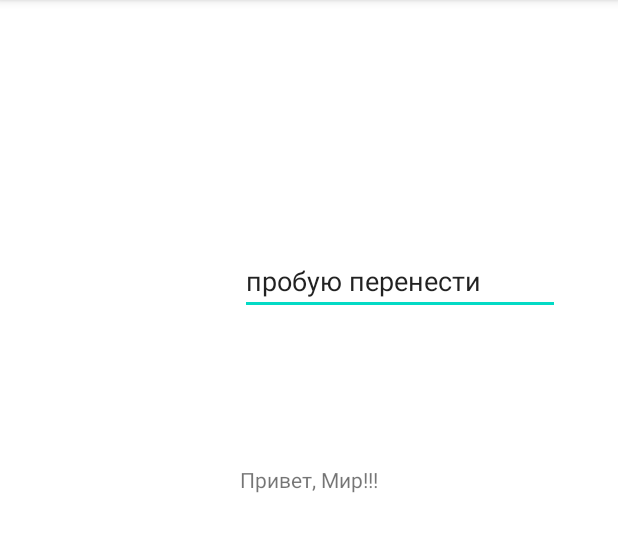
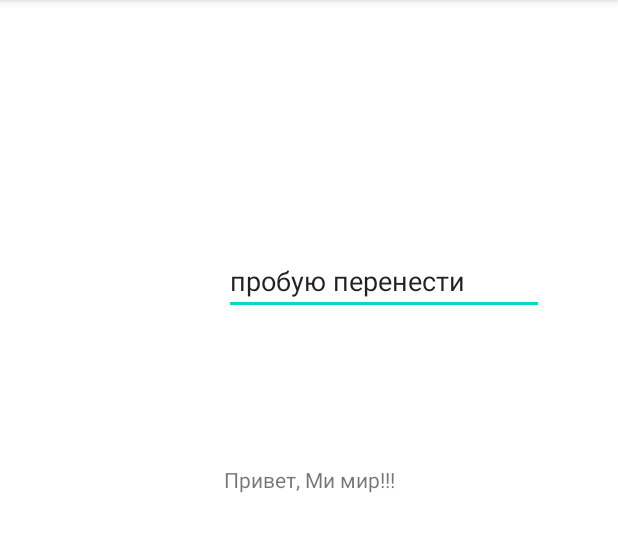
Before and after one commit to SergeyGrib74/My_Trial_App, an Android app: the screen it shows after launch (MainActivity), on a phone screen of 412 x 824 dp, the part 84-636 px from its top. Run offline under Robolectric (Android 15) with nearby library versions, the phone set to English and light mode, and no system bars.

Commit message:
Изменил Ми мир

```diff
--- a/app/src/main/res/layout/activity_main.xml
+++ b/app/src/main/res/layout/activity_main.xml
@@ -10,7 +10,7 @@
         android:id="@+id/textView"
         android:layout_width="wrap_content"
         android:layout_height="wrap_content"
-        android:text="Привет, Мир!!!"
+        android:text="Привет, Ми мир!!!"
         app:layout_constraintBottom_toBottomOf="parent"
         app:layout_constraintLeft_toLeftOf="parent"
         app:layout_constraintRight_toRightOf="parent"
```
